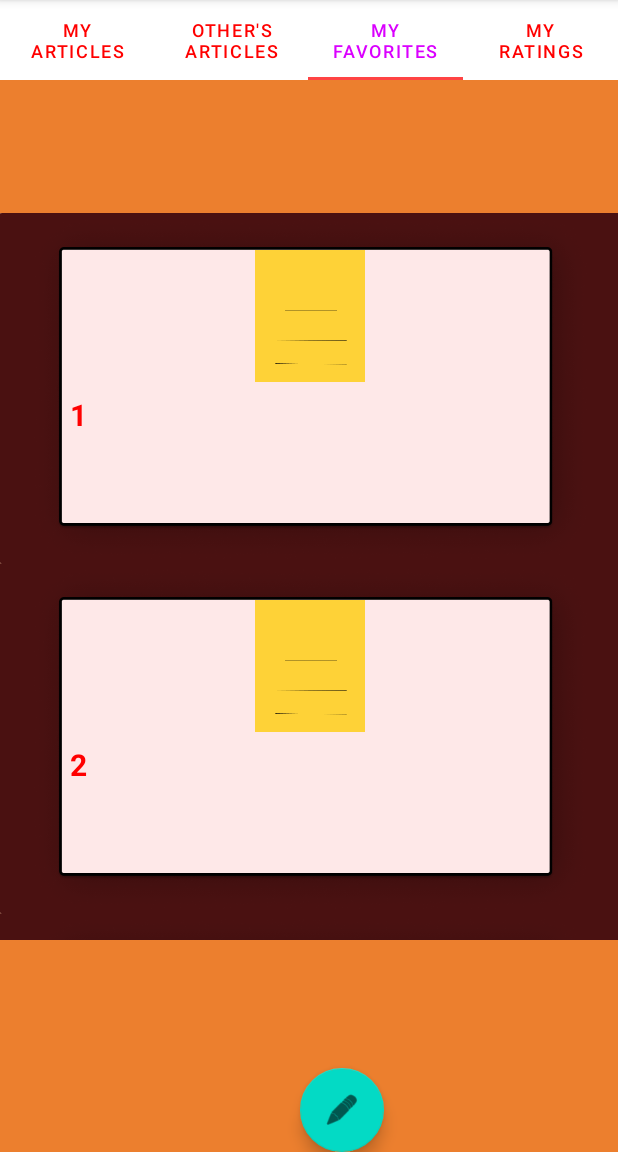
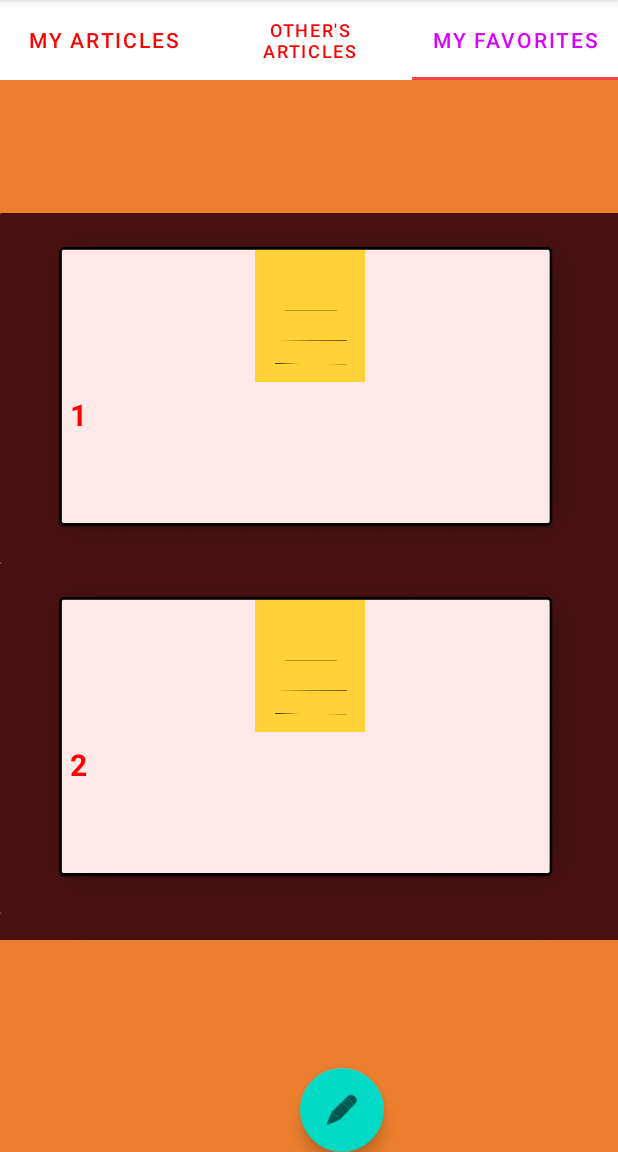
Before and after one commit to SatwikMohan/write-out, an Android app: the myarticletab screen opened directly, with no data from a screen before it, tab 3 chosen, on a phone screen of 412 x 824 dp, the part 84-1236 px from its top. Run offline under Robolectric (Android 15) with nearby library versions, the phone set to English and light mode, and no system bars; our stand-ins replace Firebase (no records; nobody signed in at launch, a user with empty details on screens opened directly); Roboto replaces fonts that are not available here.

Commit message:
updated for othersarticles

```diff
--- a/app/build.gradle
+++ b/app/build.gradle
@@ -15,7 +15,7 @@ android {
 
     buildTypes {
         release {
-            minifyEnabled false
+            minifyEnabled true
             proguardFiles getDefaultProguardFile('proguard-android-optimize.txt'), 'proguard-rules.pro'
         }
     }
--- a/app/src/main/java/adapter/RandomNumListAdapter2.java
+++ b/app/src/main/java/adapter/RandomNumListAdapter2.java
@@ -15,11 +15,13 @@ import com.gigawattstechnology.writeout.R;
 
 import java.util.ArrayList;
 import java.util.Random;
+import java.util.Set;
 
 public class RandomNumListAdapter2 extends RecyclerView.Adapter<RandomNumListAdapter2.RecyclerViewHolder> {
     private Random random;
-    private String[] name;
-    public RandomNumListAdapter2(String[] name) {
+    //private String[] name;
+    private Set<String> name;
+    public RandomNumListAdapter2(Set<String> name) {
         this.name =name;
     }
 
@@ -42,16 +44,17 @@ public class RandomNumListAdapter2 extends RecyclerView.Adapter<RandomNumListAda
         holder.tab.setImageResource(R.drawable.tabart);
         holder.staroff.setImageResource(R.drawable.staroff);
         holder.staron.setImageResource(R.drawable.staron);
-        holder.getView().setText(name[position]);
+        String[] Name = name.toArray(new String[name.size()]);
+        holder.getView().setText(Name[position]);
     }
 
     @Override
     public int getItemCount() {
-        return name.length;
+        return name.size();
     }
 
 
-    public class RecyclerViewHolder extends RecyclerView.ViewHolder implements View.OnClickListener {
+    public class RecyclerViewHolder<onClickListener1> extends RecyclerView.ViewHolder implements View.OnClickListener {
         private ImageView doc,tab,staroff,staron;
         private Button tview;
         private RatingBar ratingBar;
@@ -74,16 +77,20 @@ public class RandomNumListAdapter2 extends RecyclerView.Adapter<RandomNumListAda
 
         @Override
         public void onClick(View view) {
-           /* if(staroff.isShown() && !staron.isShown()){
-                staroff.setVisibility(View.INVISIBLE);
-                staron.setVisibility(View.VISIBLE);
-            }
-            if(!staroff.isShown() && staron.isShown()){
-                staroff.setVisibility(View.VISIBLE);
-                staron.setVisibility(View.INVISIBLE);
-            }*/
-            staroff.setVisibility(View.INVISIBLE);
-            staron.setVisibility(View.VISIBLE);
+            staroff.setOnClickListener(new View.OnClickListener() {
+                @Override
+                public void onClick(View view) {
+                    staroff.setVisibility(View.INVISIBLE);
+                    staron.setVisibility(View.VISIBLE);
+                }
+            });
+            staron.setOnClickListener(new View.OnClickListener() {
+                @Override
+                public void onClick(View view) {
+                    staroff.setVisibility(View.VISIBLE);
+                    staron.setVisibility(View.INVISIBLE);
+                }
+            });
         }
     }
 }
--- a/app/src/main/java/com/gigawattstechnology/writeout/myarticletab.java
+++ b/app/src/main/java/com/gigawattstechnology/writeout/myarticletab.java
@@ -41,7 +41,7 @@ public class myarticletab extends Fragment  {
     public View onCreateView(LayoutInflater inflater, ViewGroup container,
                              Bundle savedInstanceState) {
         View view = inflater.inflate(R.layout.fragment_myarticletab, container, false);
-            DatabaseReference ref = (DatabaseReference) FirebaseDatabase.getInstance().getReference().child(authtransfer.givename());
+            DatabaseReference ref = (DatabaseReference) FirebaseDatabase.getInstance().getReference().child("Write OUT").child(authtransfer.givename());
             ref.addListenerForSingleValueEvent(new com.google.firebase.database.ValueEventListener() {
                 @Override
                 public void onDataChange(@NonNull DataSnapshot snapshot) {
@@ -55,7 +55,7 @@ public class myarticletab extends Fragment  {
                 }
             });
             for (i = 0; i < r; i++) {
-                DatabaseReference v = (DatabaseReference) FirebaseDatabase.getInstance().getReference().child(authtransfer.givename()).child(key.get(i)).child("name");
+                DatabaseReference v = (DatabaseReference) FirebaseDatabase.getInstance().getReference().child("Write OUT").child(authtransfer.givename()).child(key.get(i)).child("name");
                 v.addListenerForSingleValueEvent(new com.google.firebase.database.ValueEventListener() {
                     @Override
                     public void onDataChange(@NonNull DataSnapshot snapshot) {
--- a/app/src/main/java/com/gigawattstechnology/writeout/othersarticletab.java
+++ b/app/src/main/java/com/gigawattstechnology/writeout/othersarticletab.java
@@ -7,6 +7,7 @@ import androidx.fragment.app.Fragment;
 import androidx.recyclerview.widget.LinearLayoutManager;
 import androidx.recyclerview.widget.RecyclerView;
 
+import android.provider.ContactsContract;
 import android.view.LayoutInflater;
 import android.view.View;
 import android.view.ViewGroup;
@@ -15,8 +16,11 @@ import com.google.firebase.database.DataSnapshot;
 import com.google.firebase.database.DatabaseError;
 import com.google.firebase.database.DatabaseReference;
 import com.google.firebase.database.FirebaseDatabase;
+import com.google.firebase.database.ValueEventListener;
 
 import java.util.ArrayList;
+import java.util.HashSet;
+import java.util.Set;
 
 import adapter.RandomNumListAdapter;
 import adapter.RandomNumListAdapter2;
@@ -24,9 +28,11 @@ import adapter.RandomNumListAdapter2;
 
 public class othersarticletab extends Fragment {
     String[] name={"1","2","3","1","2","3","1","2","3","1","2","3"};
-    ArrayList<String> users;
-    ArrayList<ArrayList<String>> key;
+    ArrayList<String> users=new ArrayList<>();
+    //ArrayList<ArrayList<String>> key=new ArrayList<>();
     ArrayList<String> namevalues=new ArrayList<>();
+    ArrayList<String> namevalueskey=new ArrayList<>();
+    ArrayList<String> userkey=new ArrayList<>();
     long r1,r2;
     private RecyclerView recyclerView;
 
@@ -34,14 +40,13 @@ public class othersarticletab extends Fragment {
     public View onCreateView(LayoutInflater inflater, ViewGroup container,
                              Bundle savedInstanceState) {
         View view = inflater.inflate(R.layout.fragment_othersarticletab, container, false);
-        /*DatabaseReference ref = (DatabaseReference) FirebaseDatabase.getInstance().getReference();
+
+        /*DatabaseReference ref = (DatabaseReference) FirebaseDatabase.getInstance().getReference("Write OUT");
         ref.addListenerForSingleValueEvent(new com.google.firebase.database.ValueEventListener() {
             @Override
             public void onDataChange(@NonNull DataSnapshot snapshot) {
                 for (DataSnapshot postSnapshot : snapshot.getChildren()) {
-                    if(postSnapshot.getKey().equals(authtransfer.givename())){
                         users.add(postSnapshot.getKey());
-                    }
                 }
                 r1= snapshot.getChildrenCount();
             }
@@ -49,28 +54,31 @@ public class othersarticletab extends Fragment {
             public void onCancelled(@NonNull DatabaseError error) {
             }
         });
-        for(int i=0;i<r1;i++){
-            DatabaseReference databaseReference=FirebaseDatabase.getInstance().getReference().child(users.get(i));
-            int finalI = i;
+
+                int i=0;
+                for( i=0;i< users.size();i++){
+                    DatabaseReference databaseReference=FirebaseDatabase.getInstance().getReference("Write OUT").child(users.get(i));
+                    int t = i;
                     databaseReference.addListenerForSingleValueEvent(new com.google.firebase.database.ValueEventListener() {
                         @Override
                         public void onDataChange(@NonNull DataSnapshot snapshot) {
+
                             for (DataSnapshot postSnapshot : snapshot.getChildren()) {
-                        if(postSnapshot.getKey().equals(authtransfer.givename())){
-                            key.get(finalI).add(postSnapshot.getKey());
+                                    key.get(t).add(postSnapshot.getKey());
+
                             }
-                    }
-                    r2= snapshot.getChildrenCount();
+                            //r2= snapshot.getChildrenCount();
                         }
                         @Override
                         public void onCancelled(@NonNull DatabaseError error) {
                         }
                     });
                 }
-        for(int i=0;i<users.size();i++)
+
+                for(i=0;i<users.size();i++)
                 {
                     for(int j=0;j<key.get(i).size();j++){
-                DatabaseReference v = (DatabaseReference) FirebaseDatabase.getInstance().getReference().child(users.get(i)).child(key.get(i).get(j)).child("name");
+                        DatabaseReference v = (DatabaseReference) FirebaseDatabase.getInstance().getReference("Write OUT").child(users.get(i)).child(key.get(i).get(j)).child("name");
                         v.addListenerForSingleValueEvent(new com.google.firebase.database.ValueEventListener() {
                             @Override
                             public void onDataChange(@NonNull DataSnapshot snapshot) {
@@ -82,11 +90,87 @@ public class othersarticletab extends Fragment {
                         });
                     }
                 }*/
+
+        DatabaseReference foruserkey=FirebaseDatabase.getInstance().getReference("Users");
+        foruserkey.addListenerForSingleValueEvent(new com.google.firebase.database.ValueEventListener() {
+            @Override
+            public void onDataChange(@NonNull DataSnapshot snapshot) {
+                for(DataSnapshot postSnapshot : snapshot.getChildren()){
+                    userkey.add(postSnapshot.getKey());
+                }
+                r1= snapshot.getChildrenCount();
+            }
+
+            @Override
+            public void onCancelled(@NonNull DatabaseError error) {
+
+            }
+        });
+
+        for(int i=0;i<r1;i++) {
+            DatabaseReference forusername = FirebaseDatabase.getInstance().getReference("Users").child(userkey.get(i));
+            forusername.addListenerForSingleValueEvent(new com.google.firebase.database.ValueEventListener() {
+                @Override
+                public void onDataChange(@NonNull DataSnapshot snapshot) {
+                    for(DataSnapshot postSnapshot : snapshot.getChildren()){
+                        users.add(postSnapshot.getValue().toString());
+                    }
+                }
+
+                @Override
+                public void onCancelled(@NonNull DatabaseError error) {
+
+                }
+            });
+        }
+
+        for(int i=0;i< users.size();i++){
+            DatabaseReference fornamevalueskey = FirebaseDatabase.getInstance().getReference("Write OUT").child(users.get(i));
+            fornamevalueskey.addListenerForSingleValueEvent(new com.google.firebase.database.ValueEventListener() {
+                @Override
+                public void onDataChange(@NonNull DataSnapshot snapshot) {
+                    for(DataSnapshot postSnapshot : snapshot.getChildren()){
+                        namevalueskey.add(postSnapshot.getKey());
+                    }
+                    r2= snapshot.getChildrenCount();
+                }
+
+                @Override
+                public void onCancelled(@NonNull DatabaseError error) {
+
+                }
+            });
+
+            for(int j=0;j<r2;j++) {
+                if (users.get(i) != authtransfer.givename()) {
+                    DatabaseReference fornamevalues = FirebaseDatabase.getInstance().getReference("Write OUT").child(users.get(i)).child(namevalueskey.get(j)).child("name");
+                    fornamevalues.addListenerForSingleValueEvent(new com.google.firebase.database.ValueEventListener() {
+                        @Override
+                        public void onDataChange(@NonNull DataSnapshot snapshot) {
+                            for (DataSnapshot postSnapshot : snapshot.getChildren()) {
+                                namevalues.add(postSnapshot.getValue().toString());
+                            }
+                        }
+
+                        @Override
+                        public void onCancelled(@NonNull DatabaseError error) {
+
+                        }
+                    });
+                }
+            }
+            namevalueskey.clear();
+
+        }
+
+       Set<String> nameset=new HashSet<>(namevalues);
+        Set<String> userset=new HashSet<>(users);
         //namevalues.add("1");namevalues.add("2");namevalues.add("3");namevalues.add("4");namevalues.add("5");namevalues.add("6");
         recyclerView = view.findViewById(R.id.recyclerview);
         recyclerView.setHasFixedSize(true);
         recyclerView.setLayoutManager(new LinearLayoutManager(view.getContext()));
-        recyclerView.setAdapter(new RandomNumListAdapter2(name));
+        recyclerView.setAdapter(new RandomNumListAdapter2(nameset));
+        namevalues.clear();
         return view;
     }
 }
--- a/app/src/main/java/com/gigawattstechnology/writeout/pdfview.java
+++ b/app/src/main/java/com/gigawattstechnology/writeout/pdfview.java
@@ -24,7 +24,7 @@ public class pdfview extends AppCompatActivity {
 private TextView text1;
 private PDFView pdfView;
 private FirebaseDatabase fd =FirebaseDatabase.getInstance();
-DatabaseReference mref= fd.getReference().child(authtransfer.givename()).child(authtransfer.givekey()).child("url");
+DatabaseReference mref= fd.getReference("Write OUT").child(authtransfer.givename()).child(authtransfer.givekey()).child("url");
     @Override
     protected void onCreate(Bundle savedInstanceState) {
         super.onCreate(savedInstanceState);
--- a/app/src/main/java/com/gigawattstechnology/writeout/signup.java
+++ b/app/src/main/java/com/gigawattstechnology/writeout/signup.java
@@ -27,7 +27,7 @@ Button Register;
 FirebaseAuth fAuth;
     ProgressBar progress;
     StorageReference storageReference;
-    DatabaseReference databaseReference;
+    DatabaseReference databaseReference,usersreference;
     @Override
     protected void onCreate(Bundle savedInstanceState) {
         super.onCreate(savedInstanceState);
@@ -55,6 +55,8 @@ FirebaseAuth fAuth;
                 String auth=email.substring(0,email.indexOf("@")).replace(".","")+"aut";
                 databaseReference= FirebaseDatabase.getInstance().getReference(auth);
                 databaseReference.setValue(name);
+                usersreference=FirebaseDatabase.getInstance().getReference("Users");
+                usersreference.child(usersreference.push().getKey()).setValue(auth.replace("aut",""));
                 //String authenticate=name+email;
                 if(!password.equals(cpassword))
                 {
--- a/app/src/main/java/com/gigawattstechnology/writeout/texttyping.java
+++ b/app/src/main/java/com/gigawattstechnology/writeout/texttyping.java
@@ -148,7 +148,7 @@ public class texttyping extends AppCompatActivity {
     }
     private void sendtofirebase(Uri path) {
         Toast.makeText(texttyping.this,"..Don't Click Anywhere..",Toast.LENGTH_SHORT).show();
-        databaseReference = FirebaseDatabase.getInstance().getReference(auth.replace(".",""));
+        databaseReference = FirebaseDatabase.getInstance().getReference("Write OUT").child(auth.replace(".",""));
         final ProgressDialog progressDialog=new ProgressDialog(this);
         progressDialog.setTitle(".......File is getting ONLINE.......");
         progressDialog.show();
--- a/app/src/main/java/com/gigawattstechnology/writeout/workspace.java
+++ b/app/src/main/java/com/gigawattstechnology/writeout/workspace.java
@@ -34,14 +34,14 @@ TextView profile;
         myarticle=findViewById(R.id.myarticle);
         othersarticle=findViewById(R.id.othersarticle);
         myfavorite=findViewById(R.id.myfavorite);
-        myratings=findViewById(R.id.myratings);
+
         viewPager=findViewById(R.id.vpager);
         tabLayout.setupWithViewPager(viewPager);
         PageAdapter pageAdapter=new PageAdapter(getSupportFragmentManager(), FragmentPagerAdapter.BEHAVIOR_RESUME_ONLY_CURRENT_FRAGMENT);
         pageAdapter.addFragment(new myarticletab(),"My Articles");
         pageAdapter.addFragment(new othersarticletab(),"Other's Articles");
         pageAdapter.addFragment(new myfavoritetab(),"My Favorites");
-        pageAdapter.addFragment(new myratingstab(),"My Ratings");
+
         viewPager.setAdapter(pageAdapter);
         profile.setText(getIntent().getStringExtra("auth"));
         authtransfer.storename(profile.getText().toString());
--- a/app/src/main/res/layout/activity_workspace.xml
+++ b/app/src/main/res/layout/activity_workspace.xml
@@ -65,11 +65,7 @@
             android:layout_height="wrap_content"
             android:text="my favorite" />
 
-        <com.google.android.material.tabs.TabItem
-            android:id="@+id/myratings"
-            android:layout_width="wrap_content"
-            android:layout_height="wrap_content"
-            android:text="my ratings" />
+
     </com.google.android.material.tabs.TabLayout>
 
     <androidx.viewpager.widget.ViewPager
```
Also changed, not shown: app/src/main/java/com/gigawattstechnology/writeout/User.java (added, +9 -0 lines). Lines whose indentation alone changed are shown as unchanged.
